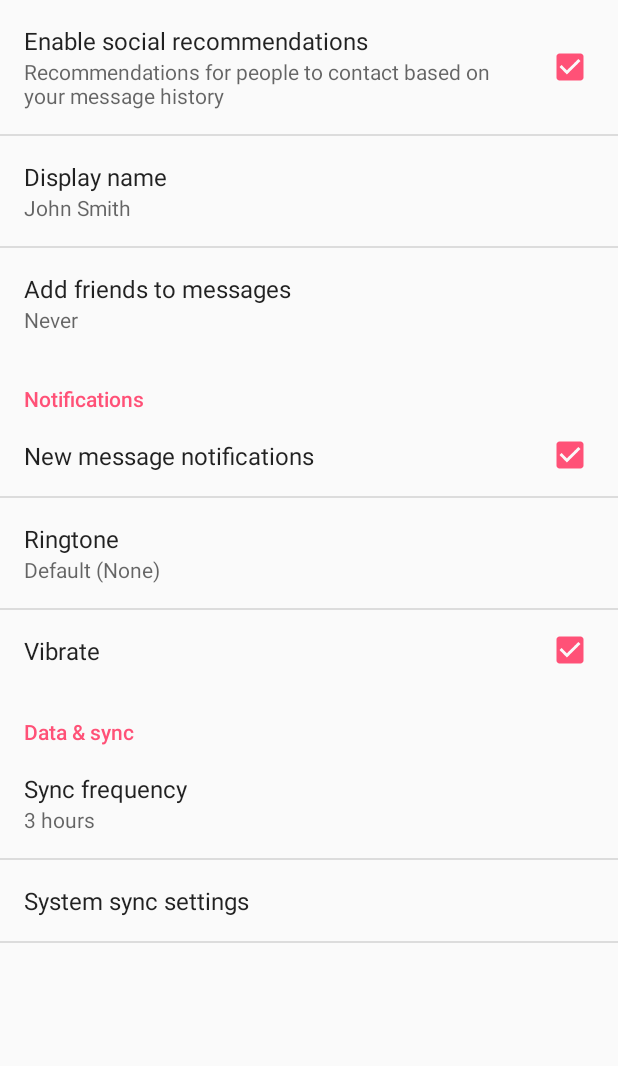
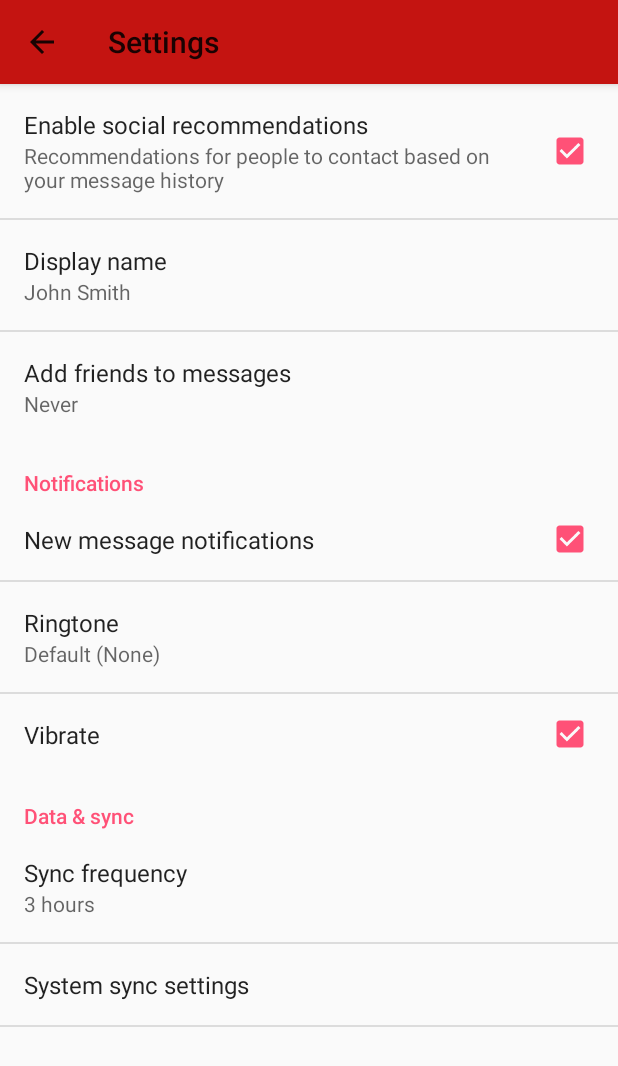
Before and after one commit to khalid-hussain/HisnulMuslim, an Android app: the SettingsActivity screen opened directly, with no data from a screen before it, on a phone screen of 412 x 824 dp. Shown: the top 1066 px of the screen. Run offline under Robolectric (Android 15) with nearby library versions, the phone set to English and light mode, and no system bars; network calls fail.

Commit message:
Fix settings activity crash. Fixes #8.

```diff
--- a/app/src/main/AndroidManifest.xml
+++ b/app/src/main/AndroidManifest.xml
@@ -39,6 +39,7 @@
         <activity
             android:name=".SettingsActivity"
             android:label="@string/title_activity_settings"
+            android:theme="@style/AppTheme.Preferences"
             android:parentActivityName=".DuaGroupActivity" >
             <meta-data
                 android:name="android.support.PARENT_ACTIVITY"
--- a/app/src/main/res/values/styles.xml
+++ b/app/src/main/res/values/styles.xml
@@ -20,4 +20,8 @@
              colorControlHighlight & colorSwitchThumbNormal. -->
     </style>
 
+    <style name="AppTheme.Preferences">
+        <item name="android:windowNoTitle">false</item>
+        <item name="android:windowActionBar">true</item>
+    </style>
 </resources>
```
